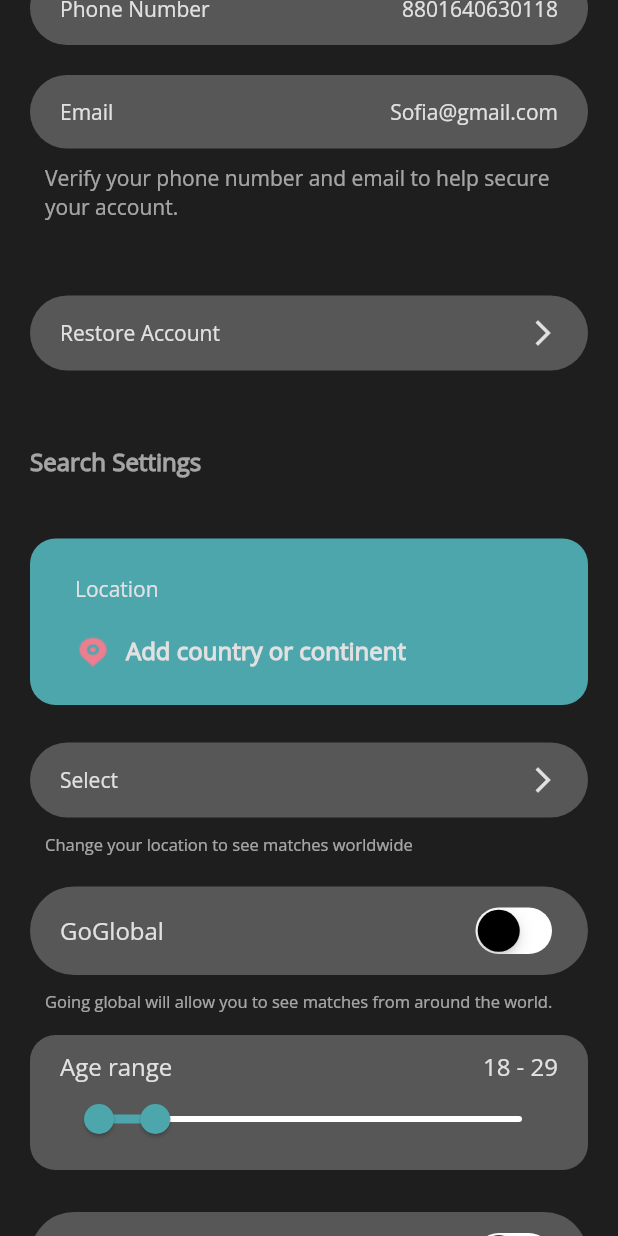
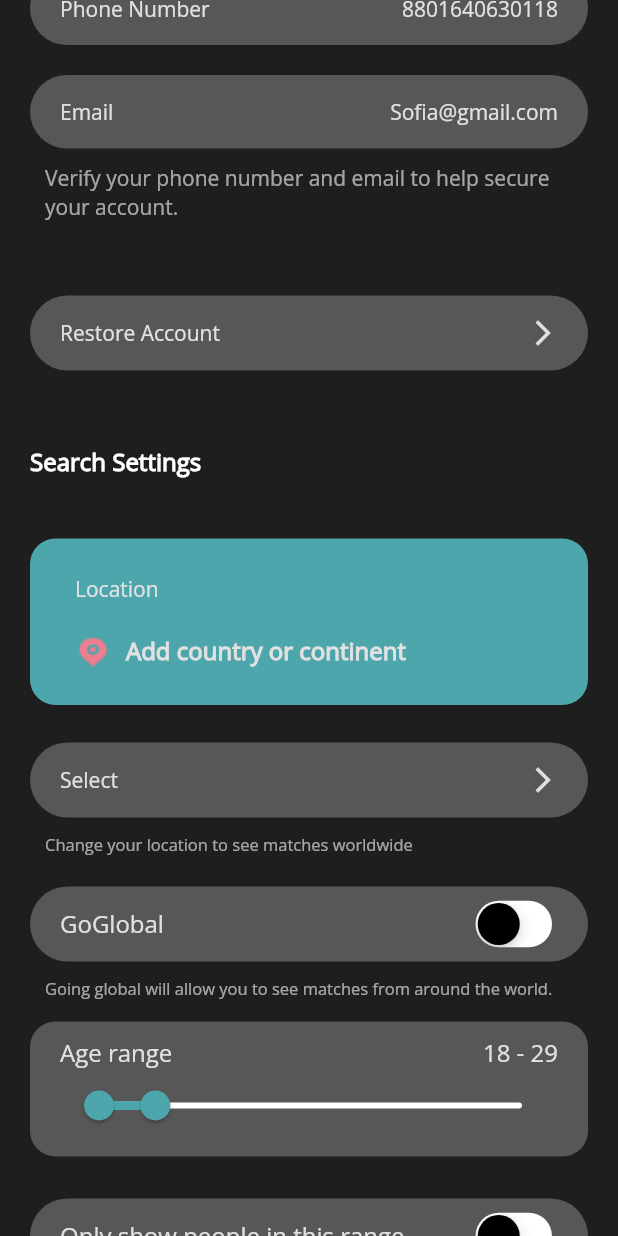
Before and after one commit to virendrashilpkar/astro_santhil_app, a Flutter app: the Settings screen opened by its route, scrolled down 576 dp, on a phone screen of 412 x 824 dp. Run offline on Flutter 3.47's test engine with Material 2 defaults, Android fonts, the phone set to English and light mode, and no system bars; our stand-ins replace connectivity_plus, fluttertoast, image_picker, permission_handler, shared_preferences, swipe_cards; accounts and stored records are empty; network calls fail.

Commit message:
commit by raza 17/04/2023

```diff
--- a/lib/view/home/fragment/chats/chat.dart
+++ b/lib/view/home/fragment/chats/chat.dart
@@ -6,7 +6,6 @@ class Chat extends StatefulWidget {
   @override
   State<Chat> createState() => _ChatState();
 }
-
 class _ChatState extends State <Chat> {
   var images = [
     "https://w0.peakpx.com/wallpaper/564/224/HD-wallpaper-beautiful-girl-bengali-eyes-holi-indian.jpg",
@@ -110,6 +109,8 @@ class _ChatState extends State <Chat> {
                   child: Container(
                     child: Image.asset(
                       'assets/shield_pro.png',
+                      width: 20,
+                      height: 24,
                     ),
                   ),
                 ),
@@ -120,6 +121,7 @@ class _ChatState extends State <Chat> {
                     child: Image.asset(
                       'assets/settings.png',
                       width: 20,
+                      height: 20,
                     ),
                   ),
                 )
--- a/lib/view/home/fragment/profile/EditProfile.dart
+++ b/lib/view/home/fragment/profile/EditProfile.dart
@@ -601,7 +601,7 @@ class _MyHomePageState extends State<EditProfile> with SingleTickerProviderState
                                 hintText: 'Add New Tag...',
                                 border: InputBorder.none,
                                 hintStyle: new TextStyle(color: Colors.white.withOpacity(0.6),fontSize: 14,fontWeight: FontWeight.w400),
-                                prefixIcon: SizedBox(child: Image.asset("assets/tag_intrests.png"),),
+                                prefixIcon: SizedBox(child: Image.asset("assets/tag_interest.png"),),
                                 suffixIcon: new InkWell(
                                   onTap: (){
                                     if(selectedIndex.length!=4){
@@ -1290,7 +1290,7 @@ class _MyHomePageState extends State<EditProfile> with SingleTickerProviderState
                                 );
                               }).toList();
                             },
-                            iconSize: 24,
+                            iconSize: 20,
                             icon: Icon(Icons.arrow_forward_ios,color: Colors.white,),
                             iconDisabledColor: Colors.white,
                             items: <String>['Select Caste', 'Brahmin', 'Kshatriya', 'Vaishya', 'Shudra'] // add your own dial codes
@@ -1368,7 +1368,7 @@ class _MyHomePageState extends State<EditProfile> with SingleTickerProviderState
                                 );
                               }).toList();
                             },
-                            iconSize: 24,
+                            iconSize: 20,
                             icon: Icon(Icons.arrow_forward_ios,color: Colors.white,),
                             iconDisabledColor: Colors.white,
                             items: <String>['Select your mother tongue', 'Hindi', 'English'] // add your own dial codes
--- a/lib/view/setting/Settings.dart
+++ b/lib/view/setting/Settings.dart
@@ -284,7 +284,7 @@ class _MyHomePageState extends State<Settings> {
               new Container(
                 margin: const EdgeInsets.only(left: 20,right: 20),
                 alignment: Alignment.centerLeft,
-                child: new Text("Account Settings",style: new TextStyle(fontSize: 16,fontWeight: FontWeight.w600,color: Colors.white.withOpacity(0.6)),),
+                child: new Text("Account Settings",style: new TextStyle(fontSize: 16,fontWeight: FontWeight.w600,color: Colors.white),),
               ),
               new SizedBox(height: 25,),
               new Container(
@@ -362,7 +362,7 @@ class _MyHomePageState extends State<Settings> {
               new Container(
                 margin: const EdgeInsets.only(left: 20,right: 20),
                 alignment: Alignment.centerLeft,
-                child: new Text("Search Settings",style: new TextStyle(fontSize: 16,fontWeight: FontWeight.w600,color: Colors.white.withOpacity(0.6)),),
+                child: new Text("Search Settings",style: new TextStyle(fontSize: 16,fontWeight: FontWeight.w600,color: Colors.white),),
               ),
               new SizedBox(height: 40,),
               new Container(
@@ -429,6 +429,7 @@ class _MyHomePageState extends State<Settings> {
               ),
               new SizedBox(height: 21,),
               Container(
+                height: 50.0,
                 margin: const EdgeInsets.only(left: 20,right: 20),
                 decoration: BoxDecoration(
                     color: CommonColors.editblack,
@@ -443,6 +444,7 @@ class _MyHomePageState extends State<Settings> {
                     ),
                     Spacer(),
                     new Container(
+                      height: 20,
                         child: CupertinoSwitch(
                           value:GoGlobal,
                           onChanged: (value){
@@ -519,6 +521,7 @@ class _MyHomePageState extends State<Settings> {
 
               new SizedBox(height: 28,),
               Container(
+                height: 50.0,
                 margin: const EdgeInsets.only(left: 20,right: 20),
                 decoration: BoxDecoration(
                     color: CommonColors.editblack,
@@ -533,6 +536,7 @@ class _MyHomePageState extends State<Settings> {
                     ),
                     Spacer(),
                     new Container(
+                      height: 20.0,
                       child: CupertinoSwitch(
                         value:GoGlobal,
                         onChanged: (value){
@@ -605,7 +609,7 @@ class _MyHomePageState extends State<Settings> {
               new Container(
                 margin: const EdgeInsets.only(left: 20,right: 20),
                 alignment: Alignment.centerLeft,
-                child: new Text("My visibility",style: new TextStyle(fontSize: 16,fontWeight: FontWeight.w600,color: Colors.white.withOpacity(0.6)),),
+                child: new Text("My visibility",style: new TextStyle(fontSize: 16,fontWeight: FontWeight.w600,color: Colors.white),),
               ),
 
               new SizedBox(height: 22,),
@@ -796,6 +800,7 @@ class _MyHomePageState extends State<Settings> {
 
               new SizedBox(height: 40,),
               Container(
+                height: 50.0,
                 margin: const EdgeInsets.only(left: 20,right: 20),
                 // decoration: BoxDecoration(
                 //     color: CommonColors.editblack,
@@ -810,6 +815,7 @@ class _MyHomePageState extends State<Settings> {
                     ),
                     Spacer(),
                     new Container(
+                      height: 20.0,
                       child: CupertinoSwitch(
                         value:GoGlobal,
                         onChanged: (value){
```
Also changed, not shown: lib/view/home/fragment/likes/LikesSent.dart (+5 -5 lines), lib/view/home/fragment/likes/fragments/Likes.dart (+15 -5 lines), lib/view/home/fragment/likes/fragments/TopPicks.dart (+18 -25 lines), lib/view/home/fragment/profile/Profile.dart (+6 -6 lines), assets/tag_interest.png (added), assets/tag_intrests.png (deleted).
